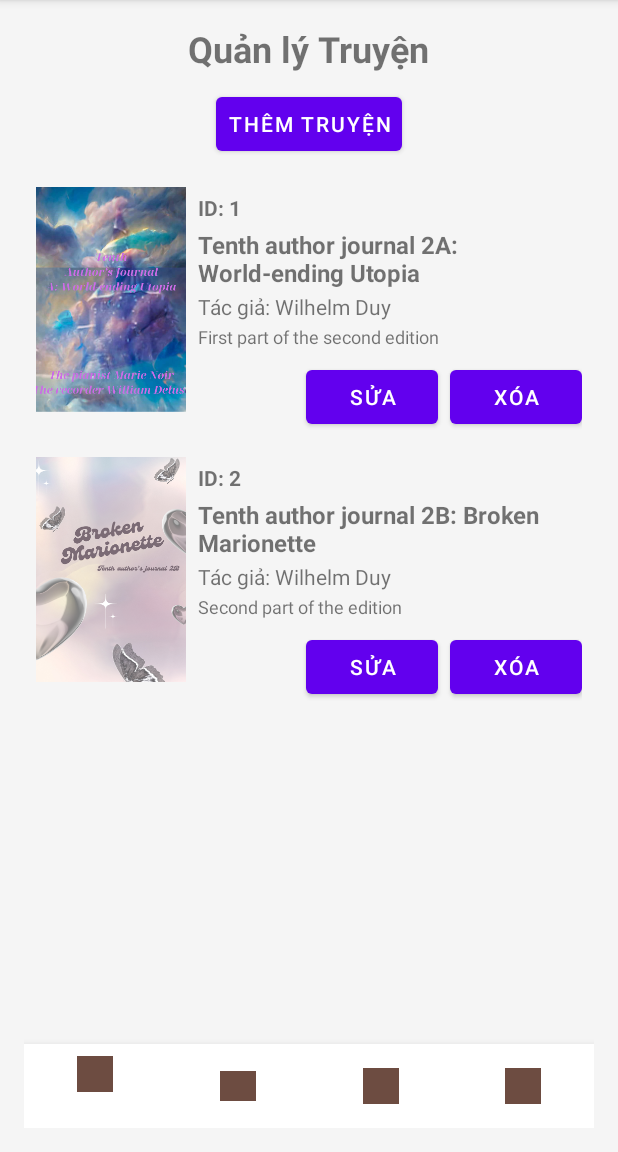
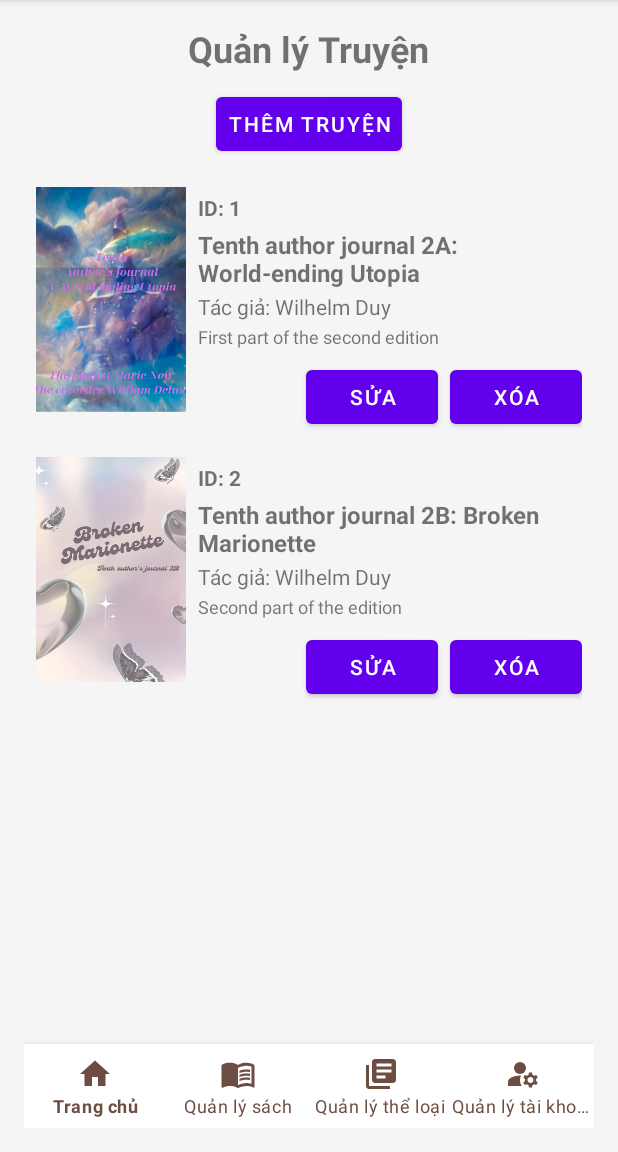
Before and after one commit to duywin/BasicAndroid_ReadingApp, an Android app: the adminStory screen opened directly, with no data from a screen before it, on a phone screen of 412 x 824 dp, the part 84-1236 px from its top. Run offline under Robolectric (Android 15) with nearby library versions, the phone set to English and light mode, and no system bars.

Commit message:
minor ui update

```diff
--- /dev/null
+++ b/app/src/main/res/drawable/account.xml
@@ -0,0 +1,7 @@
+<vector android:height="24dp" android:tint="#000000"
+    android:viewportHeight="24" android:viewportWidth="24"
+    android:width="24dp" xmlns:android="http://schemas.android.com/apk/res/android">
+    <path android:fillColor="@android:color/white" android:pathData="M10,8m-4,0a4,4 0,1 1,8 0a4,4 0,1 1,-8 0"/>
+    <path android:fillColor="@android:color/white" android:pathData="M10.67,13.02C10.45,13.01 10.23,13 10,13c-2.42,0 -4.68,0.67 -6.61,1.82C2.51,15.34 2,16.32 2,17.35V20h9.26C10.47,18.87 10,17.49 10,16C10,14.93 10.25,13.93 10.67,13.02z"/>
+    <path android:fillColor="@android:color/white" android:pathData="M20.75,16c0,-0.22 -0.03,-0.42 -0.06,-0.63l1.14,-1.01l-1,-1.73l-1.45,0.49c-0.32,-0.27 -0.68,-0.48 -1.08,-0.63L18,11h-2l-0.3,1.49c-0.4,0.15 -0.76,0.36 -1.08,0.63l-1.45,-0.49l-1,1.73l1.14,1.01c-0.03,0.21 -0.06,0.41 -0.06,0.63s0.03,0.42 0.06,0.63l-1.14,1.01l1,1.73l1.45,-0.49c0.32,0.27 0.68,0.48 1.08,0.63L16,21h2l0.3,-1.49c0.4,-0.15 0.76,-0.36 1.08,-0.63l1.45,0.49l1,-1.73l-1.14,-1.01C20.72,16.42 20.75,16.22 20.75,16zM17,18c-1.1,0 -2,-0.9 -2,-2s0.9,-2 2,-2s2,0.9 2,2S18.1,18 17,18z"/>
+</vector>
--- /dev/null
+++ b/app/src/main/res/drawable/book.xml
@@ -0,0 +1,8 @@
+<vector android:autoMirrored="true" android:height="24dp"
+    android:tint="#000000" android:viewportHeight="24"
+    android:viewportWidth="24" android:width="24dp" xmlns:android="http://schemas.android.com/apk/res/android">
+    <path android:fillColor="@android:color/white" android:pathData="M21,5c-1.11,-0.35 -2.33,-0.5 -3.5,-0.5c-1.95,0 -4.05,0.4 -5.5,1.5c-1.45,-1.1 -3.55,-1.5 -5.5,-1.5S2.45,4.9 1,6v14.65c0,0.25 0.25,0.5 0.5,0.5c0.1,0 0.15,-0.05 0.25,-0.05C3.1,20.45 5.05,20 6.5,20c1.95,0 4.05,0.4 5.5,1.5c1.35,-0.85 3.8,-1.5 5.5,-1.5c1.65,0 3.35,0.3 4.75,1.05c0.1,0.05 0.15,0.05 0.25,0.05c0.25,0 0.5,-0.25 0.5,-0.5V6C22.4,5.55 21.75,5.25 21,5zM21,18.5c-1.1,-0.35 -2.3,-0.5 -3.5,-0.5c-1.7,0 -4.15,0.65 -5.5,1.5V8c1.35,-0.85 3.8,-1.5 5.5,-1.5c1.2,0 2.4,0.15 3.5,0.5V18.5z"/>
+    <path android:fillColor="@android:color/white" android:pathData="M17.5,10.5c0.88,0 1.73,0.09 2.5,0.26V9.24C19.21,9.09 18.36,9 17.5,9c-1.7,0 -3.24,0.29 -4.5,0.83v1.66C14.13,10.85 15.7,10.5 17.5,10.5z"/>
+    <path android:fillColor="@android:color/white" android:pathData="M13,12.49v1.66c1.13,-0.64 2.7,-0.99 4.5,-0.99c0.88,0 1.73,0.09 2.5,0.26V11.9c-0.79,-0.15 -1.64,-0.24 -2.5,-0.24C15.8,11.66 14.26,11.96 13,12.49z"/>
+    <path android:fillColor="@android:color/white" android:pathData="M17.5,14.33c-1.7,0 -3.24,0.29 -4.5,0.83v1.66c1.13,-0.64 2.7,-0.99 4.5,-0.99c0.88,0 1.73,0.09 2.5,0.26v-1.52C19.21,14.41 18.36,14.33 17.5,14.33z"/>
+</vector>
--- /dev/null
+++ b/app/src/main/res/drawable/genre.xml
@@ -0,0 +1,5 @@
+<vector android:autoMirrored="true" android:height="24dp"
+    android:tint="#000000" android:viewportHeight="24"
+    android:viewportWidth="24" android:width="24dp" xmlns:android="http://schemas.android.com/apk/res/android">
+    <path android:fillColor="@android:color/white" android:pathData="M4,6L2,6v14c0,1.1 0.9,2 2,2h14v-2L4,20L4,6zM20,2L8,2c-1.1,0 -2,0.9 -2,2v12c0,1.1 0.9,2 2,2h12c1.1,0 2,-0.9 2,-2L22,4c0,-1.1 -0.9,-2 -2,-2zM19,11L9,11L9,9h10v2zM15,15L9,15v-2h6v2zM19,7L9,7L9,5h10v2z"/>
+</vector>
--- /dev/null
+++ b/app/src/main/res/drawable/home.xml
@@ -0,0 +1,5 @@
+<vector android:height="24dp" android:tint="#000000"
+    android:viewportHeight="24" android:viewportWidth="24"
+    android:width="24dp" xmlns:android="http://schemas.android.com/apk/res/android">
+    <path android:fillColor="@android:color/white" android:pathData="M10,20v-6h4v6h5v-8h3L12,3 2,12h3v8z"/>
+</vector>
--- a/app/src/main/res/layout/activity_admin_chart.xml
+++ b/app/src/main/res/layout/activity_admin_chart.xml
@@ -20,6 +20,6 @@
         android:layout_height="wrap_content"
         app:menu="@menu/admin_bottom_menu"
         app:itemIconTint="@color/bottom_nav_background"
-        app:itemTextColor="@color/bottom_nav_background"  />
-
+        app:itemTextColor="@color/bottom_nav_background"
+        app:labelVisibilityMode="labeled"/>
 </LinearLayout>
--- a/app/src/main/res/layout/activity_admin_genre.xml
+++ b/app/src/main/res/layout/activity_admin_genre.xml
@@ -49,5 +49,6 @@
         android:layout_height="wrap_content"
         app:menu="@menu/admin_bottom_menu"
         app:itemIconTint="@color/bottom_nav_background"
-        app:itemTextColor="@color/bottom_nav_background"  />
+        app:itemTextColor="@color/bottom_nav_background"
+        app:labelVisibilityMode="labeled"/>
 </LinearLayout>
--- a/app/src/main/res/layout/activity_admin_story.xml
+++ b/app/src/main/res/layout/activity_admin_story.xml
@@ -37,5 +37,6 @@
         android:layout_height="wrap_content"
         app:menu="@menu/admin_bottom_menu"
         app:itemIconTint="@color/bottom_nav_background"
-        app:itemTextColor="@color/bottom_nav_item_color"/>
+        app:itemTextColor="@color/bottom_nav_background"
+        app:labelVisibilityMode="labeled"/>
 </LinearLayout>
--- a/app/src/main/res/layout/activity_register.xml
+++ b/app/src/main/res/layout/activity_register.xml
@@ -87,8 +87,8 @@
             android:layout_height="50dp"
             android:hint="Ngày sinh"
             android:textColor="#5D4037"
+
             android:background="#F5F5F5"
-
             android:padding="12dp"
             android:layout_marginTop="20dp"
             android:focusable="false"
```
Also changed, not shown: app/build.gradle (+10 -9 lines), app/src/main/java/com/example/readingapp/Register.java (+23 -9 lines), app/src/main/res/drawable/account.png (deleted), app/src/main/res/drawable/book.png (deleted), app/src/main/res/drawable/genre.png (deleted), app/src/main/res/drawable/home.png (deleted).
